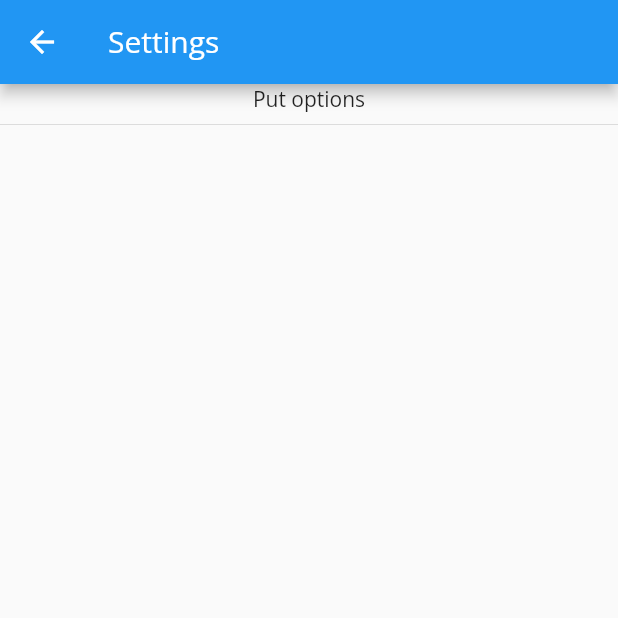
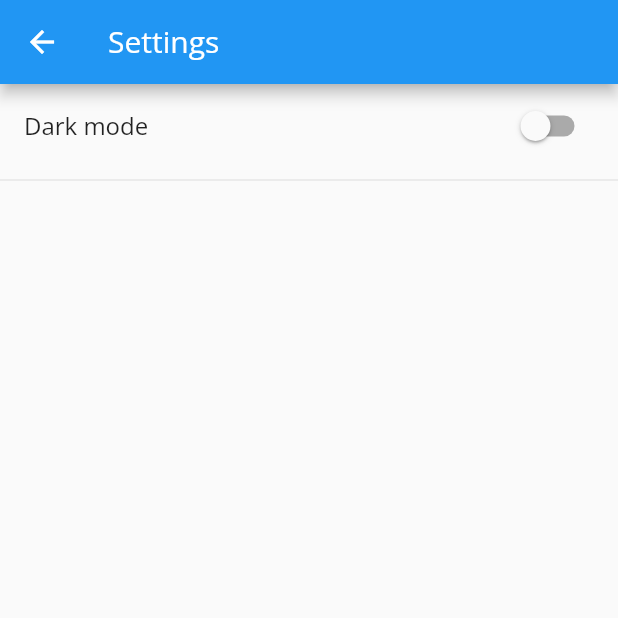
Before and after one commit to louisalr/flutter-intervaltimer, a Flutter app: the screen it shows after launch, after a tap on the "settings" icon, on a phone screen of 412 x 824 dp, the top half of it. Run offline on Flutter 3.47's test engine with Material 2 defaults, Android fonts, the phone set to English and light mode, and no system bars.

Commit message:
Feature : Added package providers and dark mode integration in settings

```diff
--- a/lib/main.dart
+++ b/lib/main.dart
@@ -1,9 +1,11 @@
 import 'package:flutter/material.dart';
+import 'package:intervaltimer/providers/dark_theme.dart';
 import 'package:intervaltimer/screens/edit_timer_screen.dart';
 import 'package:intervaltimer/screens/home_screen.dart';
 import 'package:intervaltimer/screens/new_timer_screen.dart';
 import 'package:intervaltimer/screens/play_timer_screen.dart';
 import 'package:intervaltimer/screens/settings_screen.dart';
+import 'package:provider/provider.dart';
 import 'dummy_data.dart';
 import 'model/timer.dart';
 
@@ -11,14 +13,27 @@ void main() {
   runApp(const MyApp());
 }
 
-class MyApp extends StatefulWidget {
+class MyApp extends StatelessWidget {
   const MyApp({super.key});
 
+  // This widget is the root of your application.
   @override
-  State<MyApp> createState() => _MyAppState();
+  Widget build(BuildContext context) {
+    return ChangeNotifierProvider(
+      create: (_) => DarkTheme(),
+      child: const MyHomePage(),
+    );
+  }
 }
 
-class _MyAppState extends State<MyApp> {
+class MyHomePage extends StatefulWidget {
+  const MyHomePage({super.key});
+
+  @override
+  State<MyHomePage> createState() => _MyHomePage();
+}
+
+class _MyHomePage extends State<MyHomePage> {
 
   List<Timer> _userTimers = DUMMY_TIMER;
 
@@ -33,8 +48,11 @@ class _MyAppState extends State<MyApp> {
         title: 'Flutter Demo',
         theme: ThemeData(
           primarySwatch: Colors.blue,
-        fontFamily: 'OpenSans'
+          fontFamily: 'OpenSans',
         ),
+        darkTheme: ThemeData.dark(), // standard dark theme
+        themeMode: Provider.of<DarkTheme>(context).isDarkMode ?
+                        ThemeMode.dark : ThemeMode.light, // device controls theme
         initialRoute: '/',
         routes: {
           '/': (ctx) => HomeScreen(userTimers: _userTimers),
--- /dev/null
+++ b/lib/providers/dark_theme.dart
@@ -0,0 +1,14 @@
+import 'package:flutter/material.dart';
+
+class DarkTheme with ChangeNotifier{
+  var isDarkMode = false;
+
+  bool get darkModeStatus{
+    return isDarkMode;
+  }
+
+  void setMode(){
+    isDarkMode =! isDarkMode;
+    notifyListeners();
+  }
+}
--- a/lib/screens/settings_screen.dart
+++ b/lib/screens/settings_screen.dart
@@ -1,4 +1,6 @@
 import 'package:flutter/material.dart';
+import 'package:intervaltimer/providers/dark_theme.dart';
+import 'package:provider/provider.dart';
 
 class SettingsScreen extends StatefulWidget {
   static const routeName = "/settings";
@@ -10,16 +12,24 @@ class SettingsScreen extends StatefulWidget {
 }
 
 class _SettingsScreenState extends State<SettingsScreen> {
+
   @override
   Widget build(BuildContext context) {
+    final darkModeState = Provider.of<DarkTheme>(context);
     return Scaffold(
       appBar: AppBar(
         title: const Text('Settings'),
       ),
       body: Column(
         children: [
-          Text('Put options'),
-          Divider(),
+          SwitchListTile(
+            title: const Text("Dark mode"),
+            value: darkModeState.isDarkMode,
+            onChanged: (bool value) {
+              darkModeState.setMode();
+            },
+          ),
+          const Divider()
         ],
       ),
     );
--- a/pubspec.yaml
+++ b/pubspec.yaml
@@ -36,6 +36,7 @@ dependencies:
   # The following adds the Cupertino Icons font to your application.
   # Use with the CupertinoIcons class for iOS style icons.
   cupertino_icons: ^1.0.2
+  provider: ^6.0.5
 
 dev_dependencies:
   flutter_test:
```
Also changed, not shown: pubspec.lock. Lines whose indentation alone changed are shown as unchanged.
